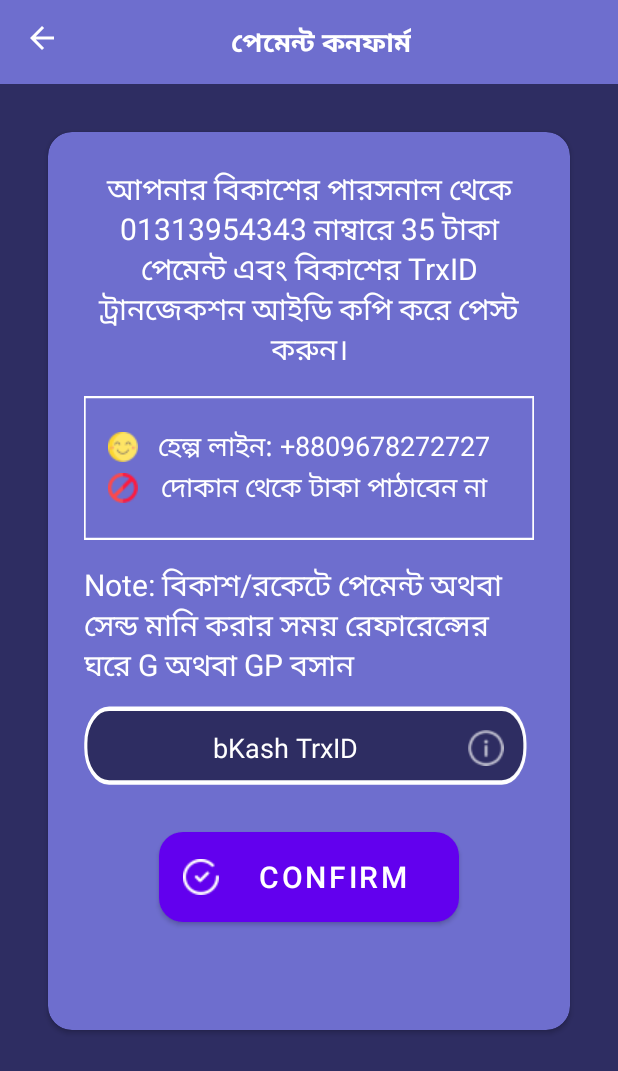
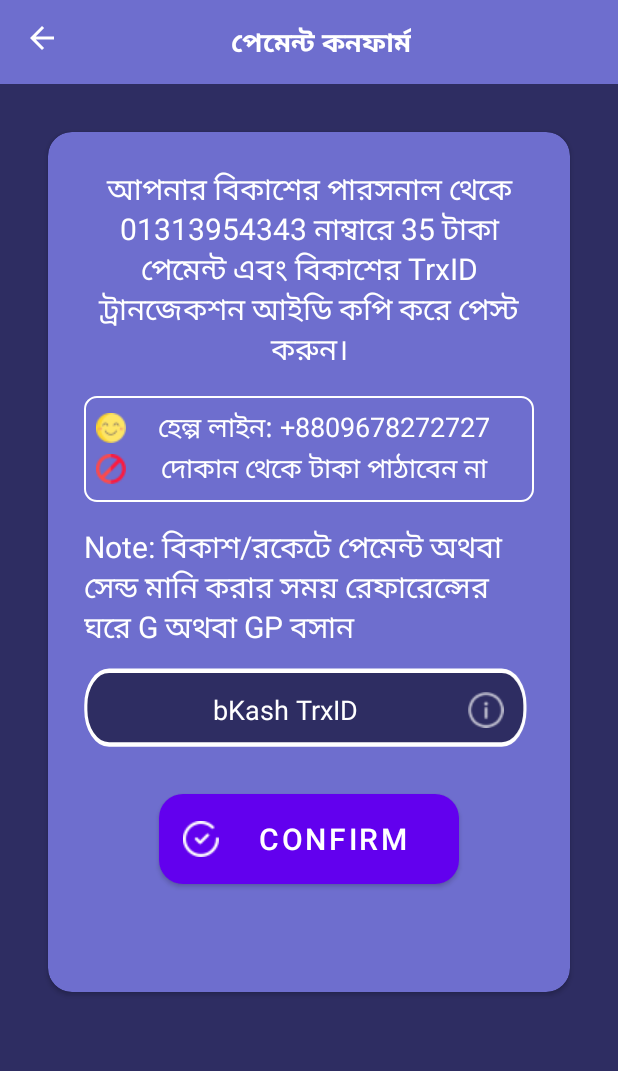
Before and after one commit to applandsys/tencrmbank_android_native, an Android app: the PaymentMethodActivity screen opened directly, with no data from a screen before it, after a tap on "রকেট", on a phone screen of 412 x 824 dp. Shown: the top 1071 px of the screen. Run offline under Robolectric (Android 15) with nearby library versions, the phone set to English and light mode, and no system bars; our stand-ins replace Volley, sdp/ssp sizes; network calls fail.

Commit message:
TPG payment confirm korte hobe

```diff
--- a/app/src/main/AndroidManifest.xml
+++ b/app/src/main/AndroidManifest.xml
@@ -4,7 +4,6 @@
 
     <uses-permission android:name="android.permission.INTERNET"></uses-permission>
     <uses-permission android:name="android.permission.ACCESS_NETWORK_STATE"></uses-permission>
-
 
     <application
         android:allowBackup="true"
@@ -65,7 +64,6 @@
         <activity
             android:name=".HomeActivity"
             android:exported="true" />
-
         <activity
             android:name=".IdVipActivity"
             android:exported="true" />
--- a/app/src/main/java/com/example/a10crmbank/BuyChips24hActivity.java
+++ b/app/src/main/java/com/example/a10crmbank/BuyChips24hActivity.java
@@ -22,5 +22,9 @@
             startActivity(new Intent(getApplicationContext(), ChipsMinibankActivity.class));
         });
 
+        findViewById(R.id.back_imageview).setOnClickListener(view ->{
+            super.onBackPressed();
+        });
+
     }
 }
--- a/app/src/main/java/com/example/a10crmbank/PaymentConfirmActivity.java
+++ b/app/src/main/java/com/example/a10crmbank/PaymentConfirmActivity.java
@@ -1,10 +1,14 @@
 package com.example.a10crmbank;
 
 import android.content.Intent;
+import android.os.Build;
 import android.os.Bundle;
+import android.text.Html;
+import android.text.TextUtils;
 import android.util.Log;
 import android.view.View;
 import android.widget.EditText;
+import android.widget.TextView;
 
 import androidx.appcompat.app.AppCompatActivity;
 
@@ -14,6 +18,9 @@
 import com.android.volley.VolleyError;
 import com.android.volley.toolbox.StringRequest;
 
+import org.json.JSONException;
+import org.json.JSONObject;
+
 import java.util.HashMap;
 import java.util.Map;
 
@@ -22,26 +29,78 @@
     EditText trx_id_edittext ;
     String trx_id;
 
+    TextView payment_instruction, hotline, notice, note;
+
+    String mbank_id , amount , transaction_type, method,selected_package,player_id;
+
     @Override
     protected void onCreate(Bundle savedInstanceState) {
         super.onCreate(savedInstanceState);
         setContentView(R.layout.payment_confirm);
         trx_id_edittext = findViewById(R.id.trx_id_edittext);
+        payment_instruction =  findViewById(R.id.payment_instruction);
+        hotline =  findViewById(R.id.hotline);
+        notice =  findViewById(R.id.notice);
+        note =  findViewById(R.id.note);
 
         Intent intent = getIntent();
 
-        String mbank_id = intent.getStringExtra("mbank_id");
-        String amount = intent.getStringExtra("point_amount");
-        String transfer_type = intent.getStringExtra("transfer_type");
-        String method = intent.getStringExtra("method");
-        String selected_package = intent.getStringExtra("selected_package");
+         mbank_id = intent.getStringExtra("mbank_id");
+         if(mbank_id==null){
+             mbank_id = "0";
+         }
+         amount = intent.getStringExtra("amount");
+        if(amount==null){
+            amount = "0";
+        }
 
-        Log.d("fuck","marry Tania : "+selected_package);
+         transaction_type = intent.getStringExtra("transaction_type");
+         method = intent.getStringExtra("method");
+         selected_package = intent.getStringExtra("selected_package");
+        if(selected_package==null){
+            selected_package = "0";
+        }
+         player_id = intent.getStringExtra("player_id");
+
+
+        StringRequest stringRequest1 = new StringRequest(Request.Method.POST,URLs.PAYMENT_INSTRUCTION,
+                    response -> {
+                        try {
+                            JSONObject jsonObject = new JSONObject(response);
+                            String instruction_text = jsonObject.getString("message");
+                            String hotline_text = jsonObject.getString("hotline");
+                            String notice_text = jsonObject.getString("notice");
+                            String note_text = jsonObject.getString("note");
+                            payment_instruction.setText(instruction_text);
+                            hotline.setText(hotline_text);
+                            notice.setText(notice_text);
+                            note.setText(note_text);
+
+                        } catch (JSONException e) {
+                            e.printStackTrace();
+                        }
+                    },
+                    error -> {
+
+                    }
+                ){
+                    protected Map<String,String> getParams() throws AuthFailureError{
+                        Map<String,String> params = new HashMap<>();
+                        params.put("mbank_id",mbank_id);
+                        params.put("amount",amount);
+                        params.put("transaction_type",transaction_type);
+                        params.put("method",method);
+                        params.put("selected_package",selected_package);
+                        params.put("player_id",player_id);
+                        return params;
+                    }
+                 };
+
+        VolleySingleton.getInstance(this).addToRequestQueue(stringRequest1);
+
 
         findViewById(R.id.confirm_button).setOnClickListener((View v) -> {
 
-            Log.d("fuck","Confirm to :"+method);
-        /*
             trx_id = trx_id_edittext.getText().toString();
 
             if(TextUtils.isEmpty(trx_id)){
@@ -50,7 +109,7 @@
                 return;
             }
 
-            StringRequest stringRequest = new StringRequest(Request.Method.POST, URLs.TRANSFER,
+            StringRequest stringRequestConfirm = new StringRequest(Request.Method.POST, URLs.PAYMENT_CONRIFM,
                     response -> {
 
                     },
@@ -62,16 +121,21 @@
                             params.put("trx_id",trx_id);
                             params.put("mbank_id",mbank_id);
                             params.put("amount",amount);
-                            params.put("transfer_type",transfer_type);
+                            params.put("transaction_type",transaction_type);
                             params.put("method",method);
+                            params.put("selected_package",selected_package);
+                            params.put("player_id",player_id);
                             return params;
                         }
                     };
 
-            VolleySingleton.getInstance(this).addToRequestQueue(stringRequest);
+            VolleySingleton.getInstance(this).addToRequestQueue(stringRequestConfirm);
 
-            */
 
+        });
+
+        findViewById(R.id.back_imageview).setOnClickListener(view ->{
+            super.onBackPressed();
         });
 
     }
--- a/app/src/main/java/com/example/a10crmbank/PaymentMethodActivity.java
+++ b/app/src/main/java/com/example/a10crmbank/PaymentMethodActivity.java
@@ -2,20 +2,20 @@
 
 import android.content.Intent;
 import android.os.Bundle;
+import android.util.Log;
 import android.view.View;
 
 import androidx.appcompat.app.AppCompatActivity;
 
 public class PaymentMethodActivity extends AppCompatActivity {
 
-
     @Override
     protected void onCreate(Bundle savedInstanceState) {
         super.onCreate(savedInstanceState);
         setContentView(R.layout.payment_method);
 
-        findViewById(R.id.go_back).setOnClickListener((View v) -> {
-            startActivity(new Intent(getApplicationContext(),HomeActivity.class));
+        findViewById(R.id.back_imageview).setOnClickListener(View ->{
+            super.onBackPressed();
         });
 
     }
@@ -23,10 +23,12 @@
     public void paymentMethod(View view) {
         Intent intent = getIntent();
         String mbank_id = intent.getStringExtra("mbank_id");
-        String point_amount = intent.getStringExtra("point_amount");
-        String transfer_type = intent.getStringExtra("transfer_type");
         String transaction_type = intent.getStringExtra("transaction_type");
         String selected_package = intent.getStringExtra("selected_package");
+        String amount = intent.getStringExtra("amount");
+        // BUY TPG
+        String player_id = intent.getStringExtra("player_id");
+
 
         Integer  button_id = view.getId();
         String pay_method="default";
@@ -44,11 +46,11 @@
 
         Intent pintent = new Intent(getApplicationContext(), PaymentConfirmActivity.class);
         pintent.putExtra("mbank_id",mbank_id);
-        pintent.putExtra("amount",point_amount);
-        pintent.putExtra("transfer_type",transfer_type);
+        pintent.putExtra("amount",amount);
         pintent.putExtra("method",pay_method);
         pintent.putExtra("transaction_type",transaction_type);
         pintent.putExtra("selected_package",selected_package);
+        pintent.putExtra("player_id",player_id);
         startActivity(pintent);
     }
 
--- a/app/src/main/java/com/example/a10crmbank/URLs.java
+++ b/app/src/main/java/com/example/a10crmbank/URLs.java
@@ -12,8 +12,10 @@
     public static final String TRANSFER = ROOT_URL + "api/transfer";
     public static final String CHANGEPASS = ROOT_URL + "api/changePass";
 
-
     public static final String VIPPACKAGE = ROOT_URL + "api/vip_pakcage";
     public static final String GULLACK_PACKAGE = ROOT_URL + "api/gullack_package";
     public static final String RUPICARD_PACKAGE = ROOT_URL + "api/rupicard_package";
+// Version 2//
+    public static final String PAYMENT_INSTRUCTION = ROOT_URL + "api/v2/payment_instuction";
+    public static final String PAYMENT_CONRIFM = ROOT_URL + "api/v2/payment_confirm";
 }
--- a/app/src/main/res/drawable/shape_rectangle_white_outline.xml
+++ b/app/src/main/res/drawable/shape_rectangle_white_outline.xml
@@ -1,11 +1,11 @@
-<vector xmlns:android="http://schemas.android.com/apk/res/android"
-    android:width="792.333dp"
-    android:height="193.667dp"
-    android:viewportWidth="792.333"
-    android:viewportHeight="193.667">
-  <path
-      android:pathData="M1.5,1.5h789.333v190.667h-789.333z"
-      android:strokeWidth="3"
-      android:fillColor="#00000000"
-      android:strokeColor="#fff"/>
-</vector>
+<shape xmlns:android="http://schemas.android.com/apk/res/android"
+    android:shape="rectangle">
+  <corners
+      android:radius="8dp"
+      android:topRightRadius="8dp"
+      android:bottomRightRadius="8dp"
+      android:bottomLeftRadius="8dp" />
+  <stroke
+      android:width="1dp"
+      android:color="@android:color/white" />
+</shape>
--- a/app/src/main/res/layout/buy_chip_24h.xml
+++ b/app/src/main/res/layout/buy_chip_24h.xml
@@ -21,6 +21,7 @@
             android:orientation="horizontal">
 
             <ImageView
+                android:id="@+id/back_imageview"
                 android:layout_width="wrap_content"
                 android:layout_height="wrap_content"
                 android:layout_alignParentStart="true"
--- a/app/src/main/res/layout/buy_in_player_id.xml
+++ b/app/src/main/res/layout/buy_in_player_id.xml
@@ -21,6 +21,7 @@
             android:orientation="horizontal">
 
             <ImageView
+                android:id="@+id/back_imageview"
                 android:layout_width="wrap_content"
                 android:layout_height="wrap_content"
                 android:layout_alignParentStart="true"
@@ -56,11 +57,12 @@
             android:padding="24dp">
 
             <EditText
+                android:id="@+id/player_id_edittext"
                 android:layout_width="match_parent"
                 android:layout_height="@dimen/_48sdp"
                 android:background="@drawable/ic_bg_edit_txt"
                 android:hint="প্লেয়ার আইডি"
-                android:inputType="phone"
+                android:inputType="text"
                 android:paddingStart="12dp"
                 android:paddingEnd="20dp"
                 android:paddingBottom="4dp"
@@ -69,6 +71,7 @@
                 android:textColorHint="@color/white" />
 
             <EditText
+                android:id="@+id/chips_amount_edittext"
                 android:layout_width="match_parent"
                 android:layout_height="@dimen/_48sdp"
                 android:layout_marginTop="8dp"
--- a/app/src/main/res/layout/payment_confirm.xml
+++ b/app/src/main/res/layout/payment_confirm.xml
@@ -21,6 +21,7 @@
             android:orientation="horizontal">
 
             <ImageView
+                android:id="@+id/back_imageview"
                 android:layout_width="wrap_content"
                 android:layout_height="wrap_content"
                 android:layout_alignParentStart="true"
@@ -61,6 +62,7 @@
                 android:padding="24dp">
 
                 <TextView
+                    android:id="@+id/payment_instruction"
                     android:layout_width="match_parent"
                     android:layout_height="wrap_content"
                     android:gravity="center"
@@ -71,15 +73,16 @@
 
                 <LinearLayout
                     android:layout_width="match_parent"
-                    android:layout_height="96dp"
+                    android:layout_height="wrap_content"
                     android:layout_marginTop="16dp"
                     android:background="@drawable/shape_rectangle_white_outline"
                     android:gravity="center"
                     android:orientation="vertical"
-                    android:padding="16dp">
+                    android:padding="8dp">
 
 
                     <TextView
+                        android:id="@+id/hotline"
                         android:layout_width="match_parent"
                         android:layout_height="wrap_content"
                         android:drawableLeft="@drawable/emoji_happy_20"
@@ -89,6 +92,7 @@
                         android:textSize="18sp" />
 
                     <TextView
+                        android:id="@+id/notice"
                         android:layout_width="match_parent"
                         android:layout_height="wrap_content"
                         android:drawableLeft="@drawable/emoji_dont_20"
@@ -101,6 +105,7 @@
 
 
                 <TextView
+                    android:id="@+id/note"
                     android:layout_width="match_parent"
                     android:layout_height="wrap_content"
                     android:layout_marginTop="16dp"
--- a/app/src/main/res/layout/payment_method.xml
+++ b/app/src/main/res/layout/payment_method.xml
@@ -23,7 +23,7 @@
             android:orientation="horizontal">
 
             <ImageView
-                android:id="@+id/go_back"
+                android:id="@+id/back_imageview"
                 android:layout_width="wrap_content"
                 android:layout_height="wrap_content"
                 android:layout_alignParentStart="true"
```
Also changed, not shown: app/src/main/java/com/example/a10crmbank/PlayerIdChipsActivity.java (+31 -1 lines).
